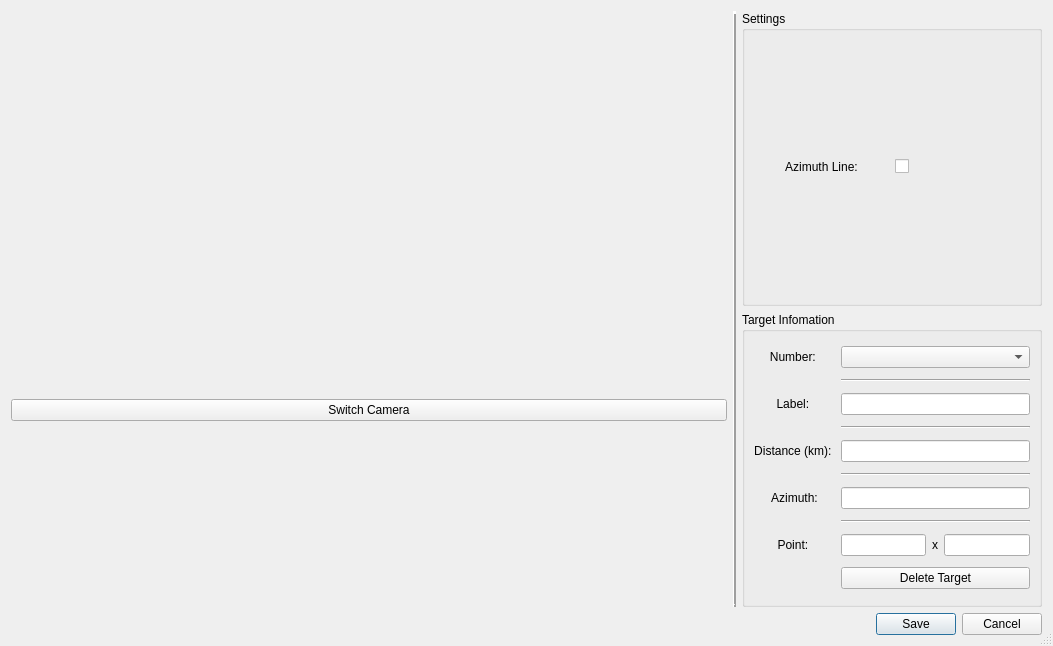
This is js06/resources/target_view.ui in Oh-JongJin/js08 as Qt 5 draws it before an edit. The edited form follows.
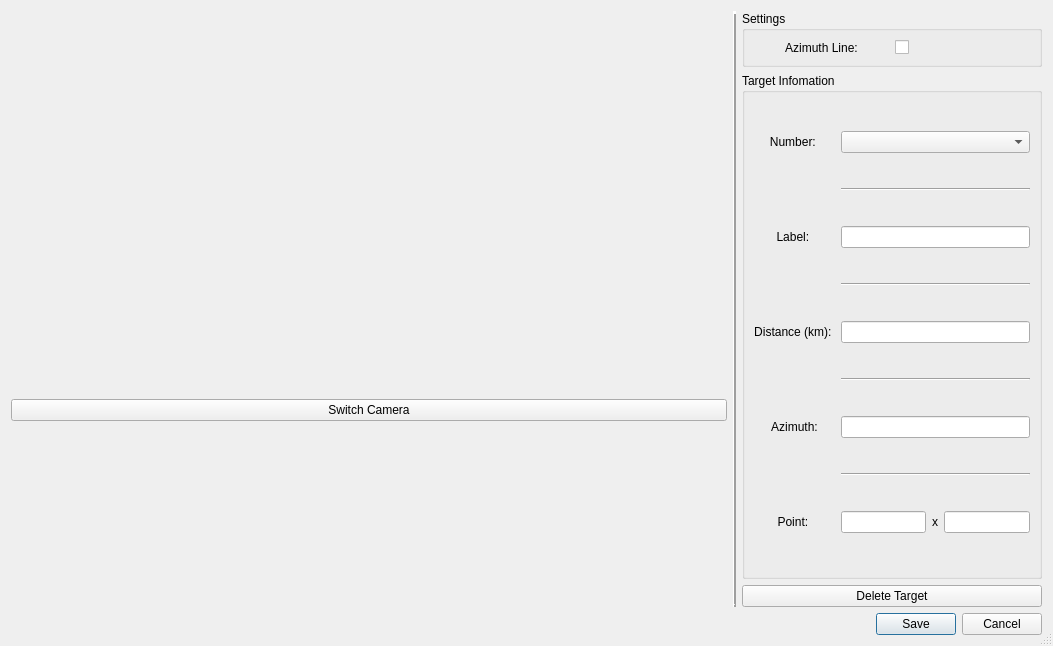
This is the edited form.

Commit message: Add target select event

What changed in the file:
```diff
--- a/js06/resources/target_view.ui
+++ b/js06/resources/target_view.ui
@@ -108,7 +108,7 @@
          <item>
           <widget class="QGroupBox" name="gridGroupBox">
            <property name="sizePolicy">
-            <sizepolicy hsizetype="Minimum" vsizetype="Minimum">
+            <sizepolicy hsizetype="Minimum" vsizetype="Maximum">
              <horstretch>0</horstretch>
              <verstretch>0</verstretch>
             </sizepolicy>
@@ -156,6 +156,12 @@
             </item>
             <item row="2" column="1">
              <widget class="QCheckBox" name="azimuth_check">
+              <property name="sizePolicy">
+               <sizepolicy hsizetype="Preferred" vsizetype="Maximum">
+                <horstretch>0</horstretch>
+                <verstretch>0</verstretch>
+               </sizepolicy>
+              </property>
               <property name="text">
                <string/>
               </property>
@@ -167,7 +173,7 @@
          <item>
           <widget class="QGroupBox" name="groupBox">
            <property name="sizePolicy">
-            <sizepolicy hsizetype="Minimum" vsizetype="Minimum">
+            <sizepolicy hsizetype="Maximum" vsizetype="Minimum">
              <horstretch>0</horstretch>
              <verstretch>0</verstretch>
             </sizepolicy>
@@ -314,19 +320,6 @@
               </item>
              </layout>
             </item>
-            <item row="10" column="2">
-             <widget class="QPushButton" name="delete_btn">
-              <property name="sizePolicy">
-               <sizepolicy hsizetype="Minimum" vsizetype="Fixed">
-                <horstretch>0</horstretch>
-                <verstretch>0</verstretch>
-               </sizepolicy>
-              </property>
-              <property name="text">
-               <string>Delete Target</string>
-              </property>
-             </widget>
-            </item>
             <item row="6" column="2">
              <widget class="Line" name="line_4">
               <property name="sizePolicy">
@@ -408,6 +401,19 @@
            </layout>
           </widget>
          </item>
+         <item>
+          <widget class="QPushButton" name="delete_btn">
+           <property name="sizePolicy">
+            <sizepolicy hsizetype="Minimum" vsizetype="Fixed">
+             <horstretch>0</horstretch>
+             <verstretch>0</verstretch>
+            </sizepolicy>
+           </property>
+           <property name="text">
+            <string>Delete Target</string>
+           </property>
+          </widget>
+         </item>
         </layout>
        </item>
       </layout>
```
Left out of the diff: 3 changed lines with no effect on the pictures. The commit also changes 2 other files.
